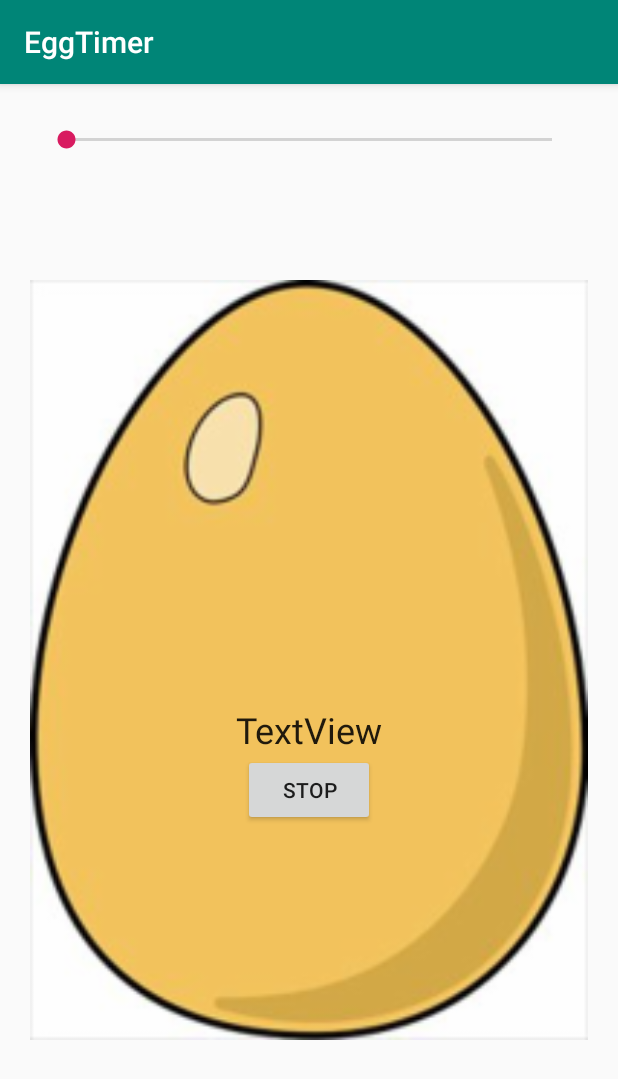
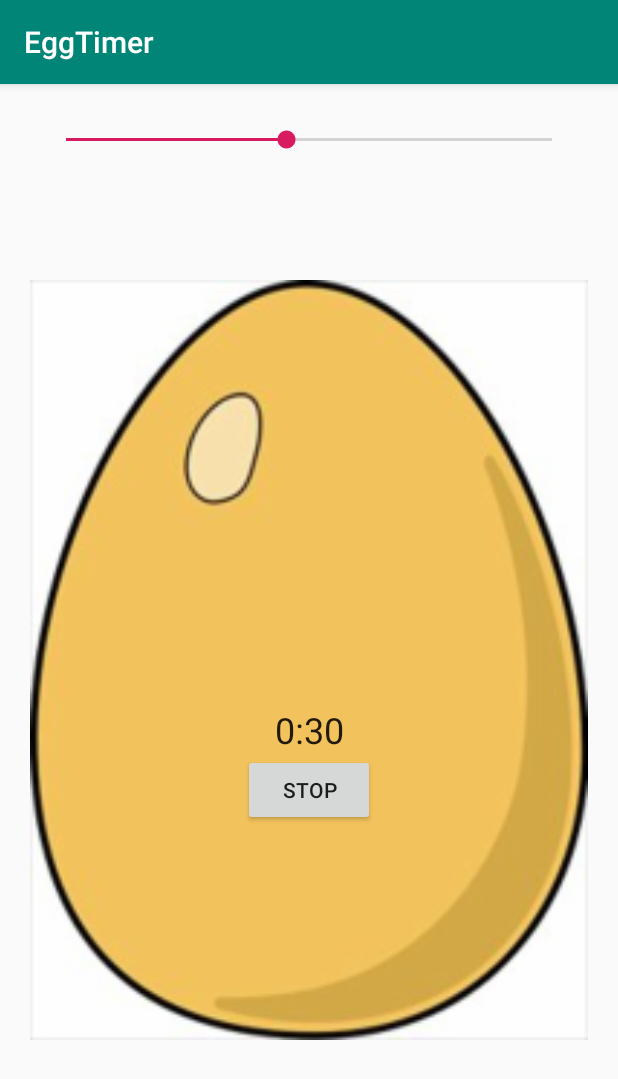
Before and after one commit to mfrancetic/egg-timer, an Android app: the screen it shows after launch (MainActivity), on a phone screen of 412 x 824 dp. Shown: the top 1079 px of the screen. Run offline under Robolectric (Android 15) with nearby library versions, the phone set to English and light mode, and no system bars.

Commit message:
Add a CountdownTimer and updateAlarm method that updates the alarm when the user clicks on the SeekBar; implement stopButton that resets the alarm

```diff
--- a/app/src/main/AndroidManifest.xml
+++ b/app/src/main/AndroidManifest.xml
@@ -9,7 +9,8 @@
         android:roundIcon="@mipmap/ic_launcher_round"
         android:supportsRtl="true"
         android:theme="@style/AppTheme">
-        <activity android:name=".MainActivity">
+        <activity android:name=".MainActivity"
+            android:screenOrientation="portrait">
             <intent-filter>
                 <action android:name="android.intent.action.MAIN" />
 
--- a/app/src/main/java/com/mfrancetic/eggtimer/MainActivity.java
+++ b/app/src/main/java/com/mfrancetic/eggtimer/MainActivity.java
@@ -2,13 +2,111 @@ package com.mfrancetic.eggtimer;
 
 import androidx.appcompat.app.AppCompatActivity;
 
+import android.media.MediaPlayer;
 import android.os.Bundle;
+import android.os.CountDownTimer;
+import android.view.View;
+import android.widget.Button;
+import android.widget.SeekBar;
+import android.widget.TextView;
+import java.util.Locale;
 
 public class MainActivity extends AppCompatActivity {
+
+    private SeekBar timerSeekBar;
+
+    private TextView timerTextView;
+
+    private Button stopButton;
+
+    private long minTime = 1000;
+
+    private int startingPosition = 5;
+
+    private String defaultTime = "0:30";
+
+    private CountDownTimer timer;
+
+    private MediaPlayer mediaPlayer;
+
+    private boolean timerIsRunning;
+
+    private int maxTimerInterval = 60;
+
+    private int minTimerInterval = 5;
+
+    private int timerInterval = 5;
+
+    private int timerIntervalMilliseconds = 5000;
+
+    private int timerIntervalMinimum = 5100;
+
+    private String noTimeRemaining = "0:00";
 
     @Override
     protected void onCreate(Bundle savedInstanceState) {
         super.onCreate(savedInstanceState);
         setContentView(R.layout.activity_main);
+
+        mediaPlayer = MediaPlayer.create(this, R.raw.alarm);
+        timerIsRunning = false;
+
+        timerSeekBar = findViewById(R.id.timerSeekBar);
+        timerTextView = findViewById(R.id.timerTextView);
+        stopButton = findViewById(R.id.stop_button);
+
+        timerSeekBar.setProgress(startingPosition);
+        timerSeekBar.setMax((maxTimerInterval-minTimerInterval)/timerInterval);
+        timerTextView.setText(defaultTime);
+
+        timerSeekBar.setOnSeekBarChangeListener(new SeekBar.OnSeekBarChangeListener() {
+            @Override
+            public void onProgressChanged(SeekBar seekBar, int i, boolean b) {
+                if (timerIsRunning) {
+                    timer.cancel();
+                }
+                updateAlarm(i * timerIntervalMilliseconds + timerIntervalMinimum);
+            }
+
+            @Override
+            public void onStartTrackingTouch(SeekBar seekBar) {
+            }
+
+            @Override
+            public void onStopTrackingTouch(SeekBar seekBar) {
+
+            }
+        });
+    }
+
+    public void stopTimer(View view) {
+        timerTextView.setText(defaultTime);
+        timerSeekBar.setProgress(startingPosition);
+        mediaPlayer.stop();
+        timer.cancel();
+    }
+
+    public void updateAlarm(long progress) {
+        timer = new CountDownTimer(progress, minTime) {
+            @Override
+            public void onTick(long millisecondsUntilDone) {
+                timerIsRunning = true;
+                int seconds = (int) (millisecondsUntilDone / 1000);
+                int minutes = seconds / 60;
+                seconds = seconds % 60;
+                String timeRemaining = String.format(Locale.GERMANY, "%02d", minutes)
+                        + ":" + String.format(Locale.GERMANY, "%02d", seconds);
+                timerTextView.setText(timeRemaining);
+            }
+
+            @Override
+            public void onFinish() {
+                timerTextView.setText(noTimeRemaining);
+                timerSeekBar.setProgress(startingPosition);
+                timer.cancel();
+                timerIsRunning = false;
+                mediaPlayer.start();
+            }
+        }.start();
     }
 }
--- a/app/src/main/res/layout/activity_main.xml
+++ b/app/src/main/res/layout/activity_main.xml
@@ -8,7 +8,7 @@
     tools:context=".MainActivity">
 
     <SeekBar
-        android:id="@+id/alarmSeekBar"
+        android:id="@+id/timerSeekBar"
         android:layout_width="match_parent"
         android:layout_height="wrap_content"
         android:layout_marginStart="8dp"
@@ -27,7 +27,7 @@
         android:layout_height="match_parent"
         app:layout_constraintEnd_toEndOf="parent"
         app:layout_constraintStart_toStartOf="parent"
-        app:layout_constraintTop_toBottomOf="@id/alarmSeekBar"
+        app:layout_constraintTop_toBottomOf="@id/timerSeekBar"
         app:srcCompat="@drawable/egg" />
 
     <TextView
@@ -45,10 +45,11 @@
         tools:text="0:30" />
 
     <Button
-        android:id="@+id/button"
+        android:id="@+id/stop_button"
         android:layout_width="wrap_content"
         android:layout_height="wrap_content"
         android:text="@string/stop"
+        android:onClick="stopTimer"
         app:layout_constraintEnd_toEndOf="@id/eggImageView"
         app:layout_constraintStart_toStartOf="@id/eggImageView"
         app:layout_constraintTop_toBottomOf="@id/timerTextView" />
```
